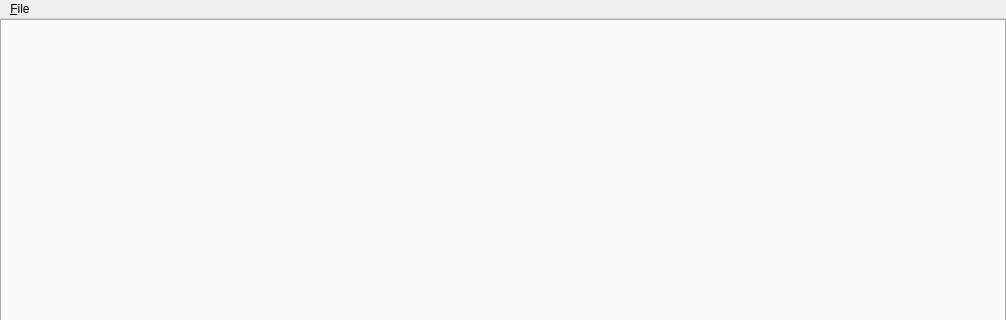
Before: the Qt Designer form Frontend/Frontend/Frontend.ui in monaygod/GrajFer, drawn with Qt 5; both pictures show x 0 to 1006 and y 0 to 320 of the 1006 by 620 pixel window.
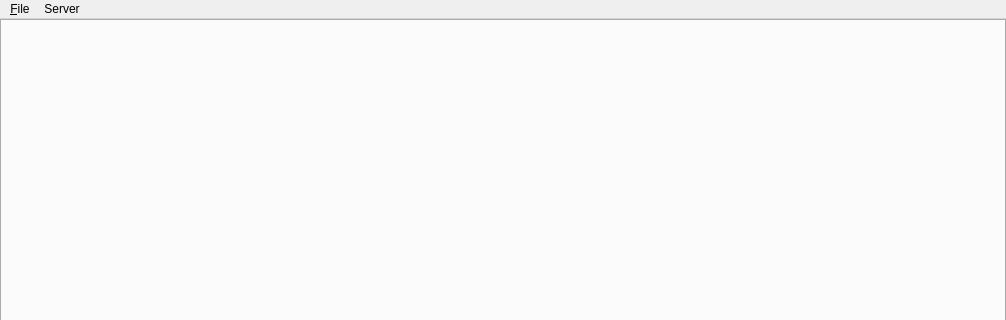
After: the same form once the commit is applied.

Patch:
```diff
--- a/Frontend/Frontend/Frontend.ui
+++ b/Frontend/Frontend/Frontend.ui
@@ -46,7 +46,14 @@
      <string>&amp;File</string>
     </property>
    </widget>
+   <widget class="QMenu" name="menuServer">
+    <property name="title">
+     <string>Server</string>
+    </property>
+    <addaction name="actionTest_send"/>
+   </widget>
    <addaction name="menu_File"/>
+   <addaction name="menuServer"/>
   </widget>
   <widget class="QStatusBar" name="statusBar"/>
  </widget>
```
Left out of the diff: 5 changed lines with no effect on the pictures.
